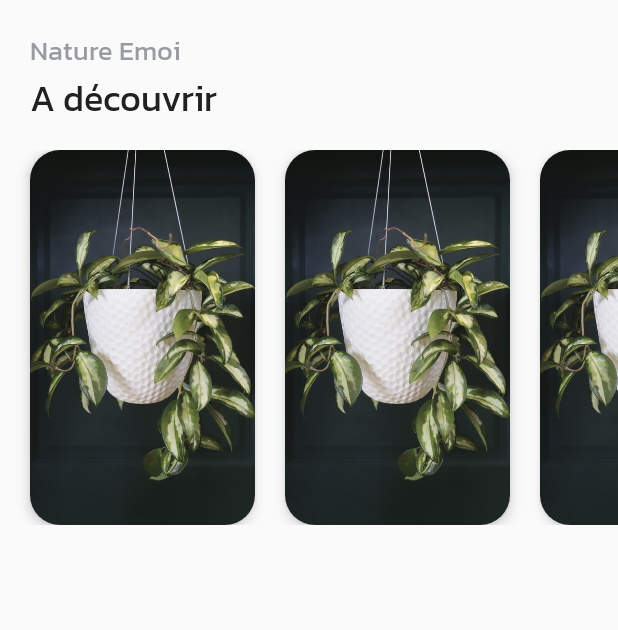
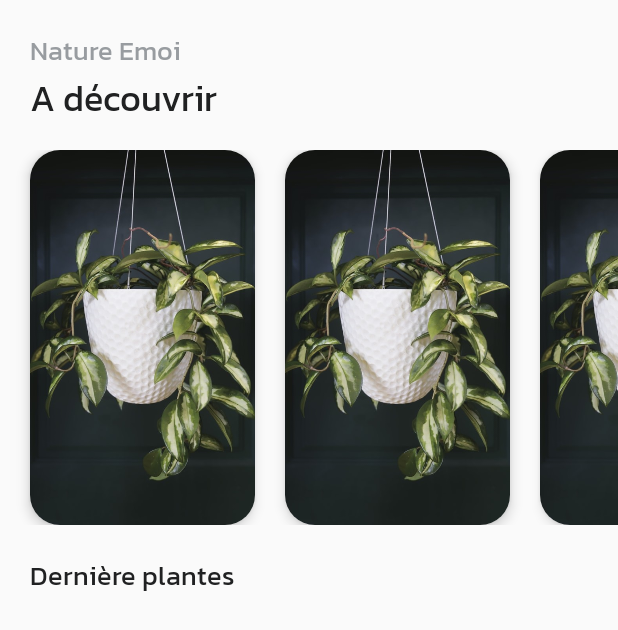
Before and after one commit to walidsrk/Kotlin_app_nature_collection, an Android app: the screen it shows after launch (MainActivity), on a phone screen of 412 x 824 dp. Shown: the top 630 px of the screen. Run offline under Robolectric (Android 15) with nearby library versions, the phone set to English and light mode, and no system bars.

Commit message:
create layout item_vertical_plant

```diff
--- a/app/src/main/res/layout/fragment_home.xml
+++ b/app/src/main/res/layout/fragment_home.xml
@@ -1,7 +1,7 @@
 <?xml version="1.0" encoding="utf-8"?>
 <LinearLayout xmlns:android="http://schemas.android.com/apk/res/android"
     xmlns:app="http://schemas.android.com/apk/res-auto"
-    android:orientation="horizontal"
+    android:orientation="vertical"
     android:layout_width="match_parent"
     android:layout_height="match_parent">
 
@@ -11,4 +11,12 @@
         android:layout_height="250dp"
         android:orientation="horizontal"
         app:layoutManager="androidx.recyclerview.widget.LinearLayoutManager" />
+
+    <TextView
+        android:layout_width="wrap_content"
+        android:layout_height="wrap_content"
+        android:text="@string/home_page_last_plant_section"
+        android:layout_marginTop="@dimen/default_margin"
+        android:layout_marginLeft="@dimen/default_margin"
+        style="@style/SubtitleTextStyle"/>
 </LinearLayout>
--- a/app/src/main/res/values/dimens.xml
+++ b/app/src/main/res/values/dimens.xml
@@ -1,4 +1,5 @@
 <?xml version="1.0" encoding="utf-8"?>
 <resources>
     <dimen name="default_margin">20dp</dimen>
+    <dimen name="item_margin">10dp</dimen>
 </resources>
```
Also changed, not shown: app/src/main/res/layout/item_vertical_plant.xml (added, +61 -0 lines).
